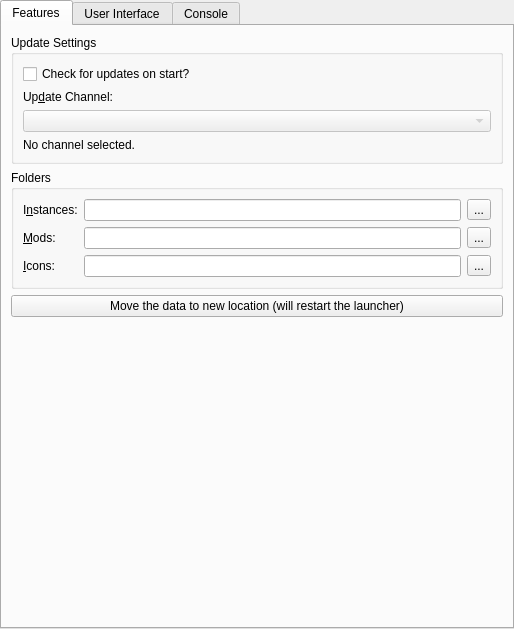
Old version of the form launcher/pages/global/LauncherPage.ui in the repository yukiisbored/Launcher.
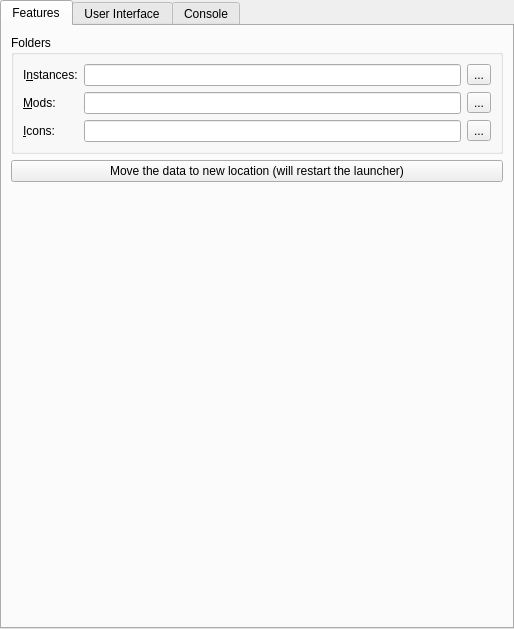
New version of the form.

Patch:
```diff
--- a/launcher/pages/global/LauncherPage.ui
+++ b/launcher/pages/global/LauncherPage.ui
@@ -45,49 +45,6 @@
        <string>Features</string>
       </attribute>
       <layout class="QVBoxLayout" name="verticalLayout_9">
-       <item>
-        <widget class="QGroupBox" name="updateSettingsBox">
-         <property name="title">
-          <string>Update Settings</string>
-         </property>
-         <layout class="QVBoxLayout" name="verticalLayout_7">
-          <item>
-           <widget class="QCheckBox" name="autoUpdateCheckBox">
-            <property name="text">
-             <string>Check for updates on start?</string>
-            </property>
-           </widget>
-          </item>
-          <item>
-           <widget class="QLabel" name="updateChannelLabel">
-            <property name="text">
-             <string>Up&amp;date Channel:</string>
-            </property>
-            <property name="buddy">
-             <cstring>updateChannelComboBox</cstring>
-            </property>
-           </widget>
-          </item>
-          <item>
-           <widget class="QComboBox" name="updateChannelComboBox">
-            <property name="enabled">
-             <bool>false</bool>
-            </property>
-           </widget>
-          </item>
-          <item>
-           <widget class="QLabel" name="updateChannelDescLabel">
-            <property name="text">
-             <string>No channel selected.</string>
-            </property>
-            <property name="wordWrap">
-             <bool>true</bool>
-            </property>
-           </widget>
-          </item>
-         </layout>
-        </widget>
-       </item>
        <item>
         <widget class="QGroupBox" name="foldersBox">
          <property name="title">
```
Left out of the diff: 2 changed lines with no effect on the pictures.
